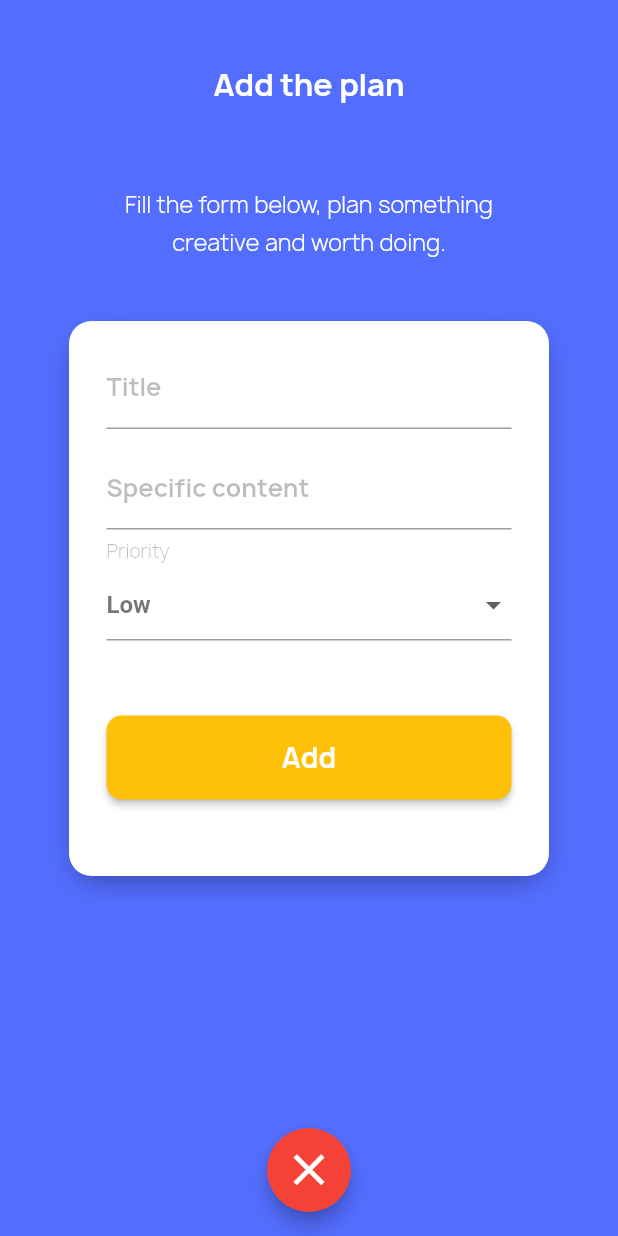
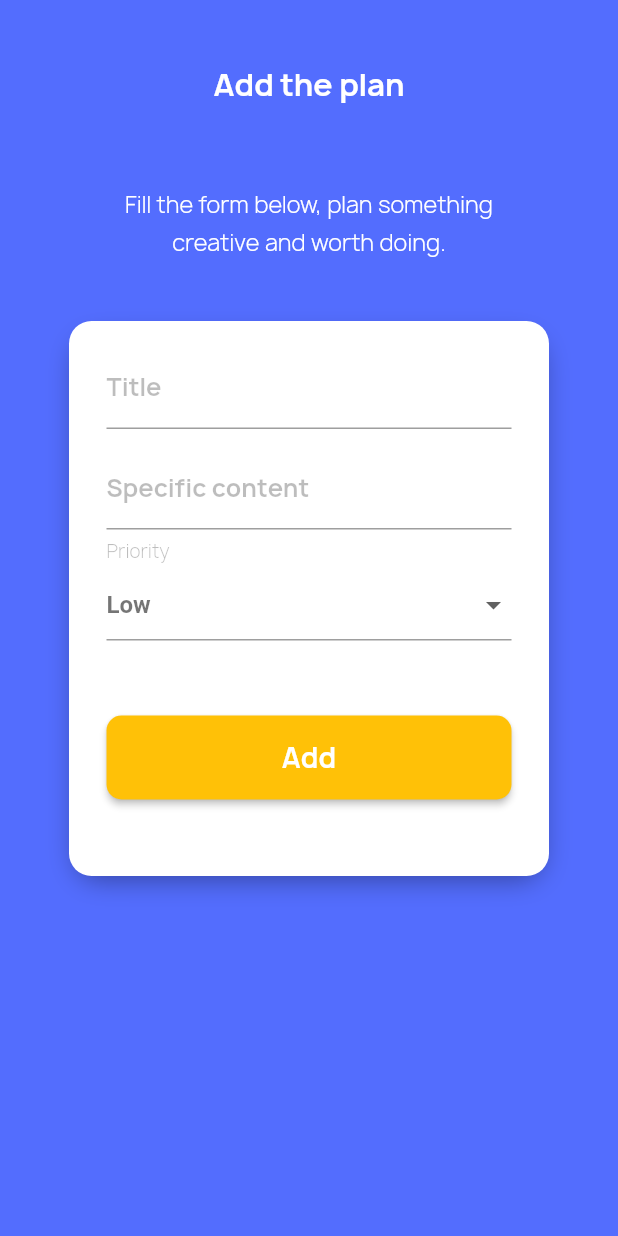
Before and after one commit to ronek22/TodoApp, a Flutter app: the screen it shows after launch, after a tap on the "add" icon, on a phone screen of 412 x 824 dp. Run offline on Flutter 3.47's test engine with Material 2 defaults, Android fonts, the phone set to English and light mode, and no system bars; our stand-ins replace sqflite; accounts and stored records are empty; statements that could not run were skipped.

```diff
--- a/lib/screens/tododetail.dart
+++ b/lib/screens/tododetail.dart
@@ -154,7 +154,7 @@ class TodoDetailState extends State<TodoDetail> {
           ],
         ),
       ),
-      floatingActionButton: FloatingActionButton(
+      floatingActionButton: isEdit ? FloatingActionButton(
           onPressed: () {
             debugPrint("Click Floated Back.");
             helper.deleteTodo(todo.id);
@@ -166,7 +166,7 @@ class TodoDetailState extends State<TodoDetail> {
           child: new Icon(
             Icons.clear,
             size: 35.0,
-          )),
+          )) : null,
       floatingActionButtonLocation: FloatingActionButtonLocation.centerFloat,
     );
   }
--- a/lib/screens/todolist.dart
+++ b/lib/screens/todolist.dart
@@ -100,7 +100,7 @@ class TodoListState extends State {
                           height: 15.0,
                         ), // it smell
                         Text(
-                          'Deadline ' +
+                          'Created at ' +
                               this.todos[position].date,
                           style: TextStyle(
                               fontSize: 11.0,
```
